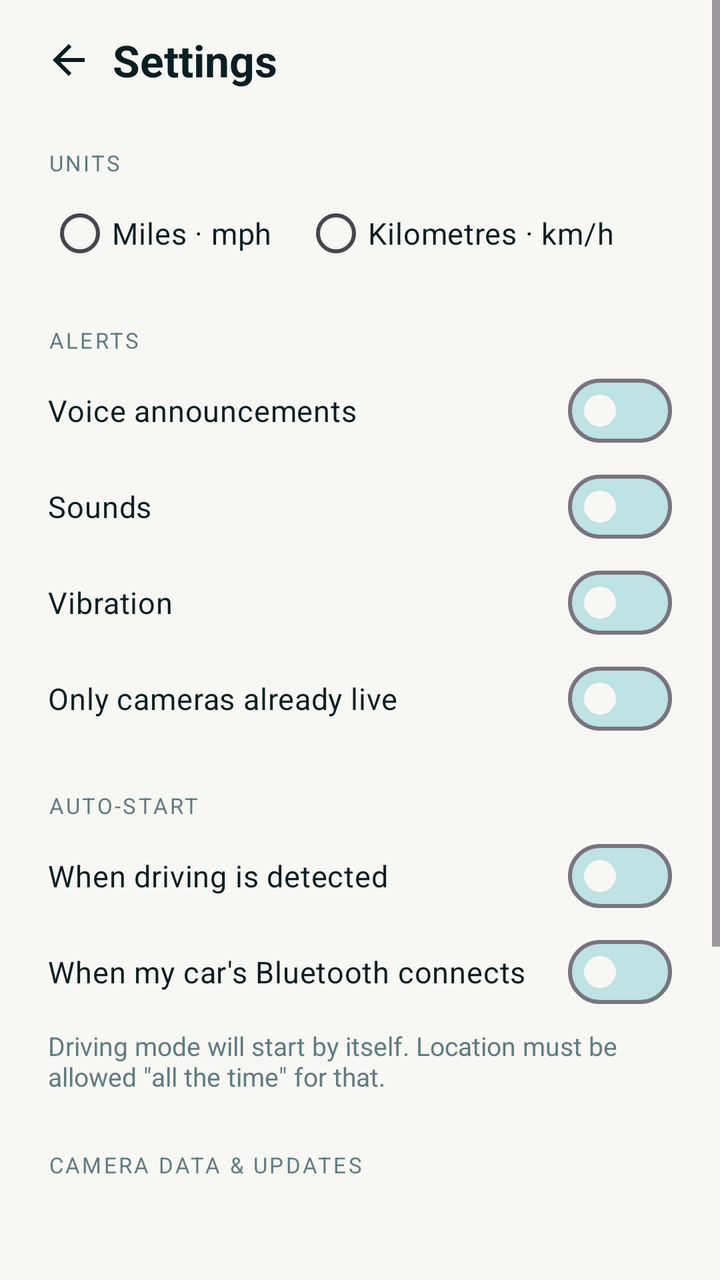
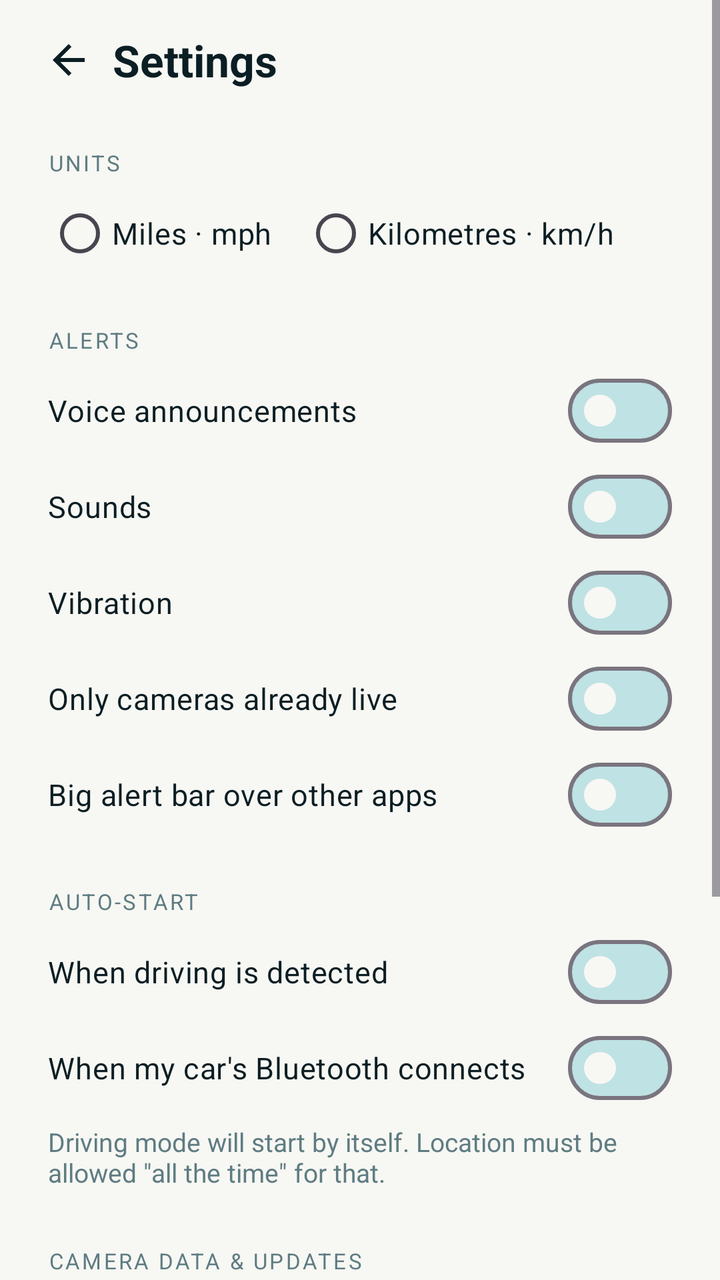

The first picture is an Android layout as it rendered before a commit; the second is the same layout after the commit. The layout source and the unified diff follow.
<!-- AndroidManifest.xml: application theme Theme.LARadars -->
<!-- res/layout/activity_settings.xml -->
<?xml version="1.0" encoding="utf-8"?>
<FrameLayout xmlns:android="http://schemas.android.com/apk/res/android"
    xmlns:app="http://schemas.android.com/apk/res-auto"
    android:layout_width="match_parent"
    android:layout_height="match_parent"
    android:background="@color/bg"
    android:fitsSystemWindows="true">

<ScrollView
    android:layout_width="match_parent"
    android:layout_height="match_parent">

<LinearLayout
    android:layout_width="match_parent"
    android:layout_height="wrap_content"
    android:orientation="vertical"
    android:paddingHorizontal="24dp"
    android:paddingTop="8dp"
    android:paddingBottom="32dp">

    <LinearLayout
        android:layout_width="match_parent"
        android:layout_height="wrap_content"
        android:orientation="horizontal"
        android:gravity="center_vertical">

        <ImageButton
            android:id="@+id/back"
            android:layout_width="44dp"
            android:layout_height="44dp"
            android:layout_marginStart="-12dp"
            android:background="?attr/selectableItemBackgroundBorderless"
            android:contentDescription="@string/back"
            android:src="@drawable/ic_back"
            app:tint="@color/text" />

        <TextView
            android:layout_width="wrap_content"
            android:layout_height="wrap_content"
            android:text="@string/settings"
            android:textColor="@color/text"
            android:textSize="22sp"
            android:textStyle="bold" />
    </LinearLayout>

    <TextView style="@style/SectionTitle" android:text="@string/section_units" />
    <RadioGroup
        android:id="@+id/unitsGroup"
        android:layout_width="match_parent"
        android:layout_height="wrap_content"
        android:orientation="horizontal">
        <RadioButton android:id="@+id/unitsUs" style="@style/SettingRadio" android:text="@string/units_us" />
        <RadioButton android:id="@+id/unitsMetric" style="@style/SettingRadio" android:text="@string/units_metric" />
    </RadioGroup>

    <TextView style="@style/SectionTitle" android:text="@string/section_alerts" />
    <com.google.android.material.materialswitch.MaterialSwitch android:id="@+id/voice" style="@style/SettingSwitch" android:text="@string/setting_voice" />
    <com.google.android.material.materialswitch.MaterialSwitch android:id="@+id/sound" style="@style/SettingSwitch" android:text="@string/setting_sound" />
    <com.google.android.material.materialswitch.MaterialSwitch android:id="@+id/vibration" style="@style/SettingSwitch" android:text="@string/setting_vibration" />
    <com.google.android.material.materialswitch.MaterialSwitch android:id="@+id/onlyLive" style="@style/SettingSwitch" android:text="@string/setting_only_live" />

    <TextView style="@style/SectionTitle" android:text="@string/section_auto_start" />
    <com.google.android.material.materialswitch.MaterialSwitch android:id="@+id/autoDriving" style="@style/SettingSwitch" android:text="@string/setting_auto_driving" />
    <com.google.android.material.materialswitch.MaterialSwitch android:id="@+id/autoBluetooth" style="@style/SettingSwitch" android:text="@string/setting_auto_bluetooth" />
    <Button
        android:id="@+id/chooseDevice"
        style="@style/Widget.Material3.Button.TonalButton"
        app:backgroundTint="@color/ring1"
        android:layout_width="wrap_content"
        android:layout_height="wrap_content"
        android:text="@string/choose_device"
        android:visibility="gone" />
    <TextView
        android:id="@+id/autoStartHint"
        style="@style/SettingHint"
        android:text="@string/auto_start_hint" />
    <Button
        android:id="@+id/backgroundLocation"
        style="@style/Widget.Material3.Button"
        android:layout_width="wrap_content"
        android:layout_height="wrap_content"
        android:text="@string/allow_background_location"
        app:backgroundTint="@color/live"
        android:visibility="gone" />

    <TextView style="@style/SectionTitle" android:text="@string/section_data" />
    <TextView android:id="@+id/dataVersion" style="@style/SettingHint" />
    <TextView android:id="@+id/lastCheck" style="@style/SettingHint" />
    <Button
        android:id="@+id/updateNow"
        style="@style/Widget.Material3.Button.TonalButton"
        app:backgroundTint="@color/ring1"
        android:layout_width="wrap_content"
        android:layout_height="wrap_content"
        android:text="@string/check_updates" />
    <Button
        android:id="@+id/clearReports"
        style="@style/Widget.Material3.Button.TextButton"
        android:layout_width="wrap_content"
        android:layout_height="wrap_content"
        android:text="@string/clear_reports"
        android:textColor="@color/warn"
        android:visibility="gone" />

    <TextView style="@style/SectionTitle" android:text="@string/section_trips" />
    <Button
        android:id="@+id/trips"
        style="@style/Widget.Material3.Button.TonalButton"
        app:backgroundTint="@color/ring1"
        android:layout_width="wrap_content"
        android:layout_height="wrap_content"
        android:text="@string/trips_all" />

    <TextView
        android:id="@+id/version"
        style="@style/SettingHint"
        android:layout_marginTop="24dp" />
</LinearLayout>
</ScrollView>
</FrameLayout>
<!-- resources referenced by this layout -->
<resources>
  <color name="bg">#F7F7F3</color>
  <color name="live">#1D8E98</color>
  <color name="ring1">#D4E9EA</color>
  <color name="text">#0B1E23</color>
  <color name="warn">#E4572E</color>
  <!-- drawable ic_back (drawable) -->
  <vector xmlns:android="http://schemas.android.com/apk/res/android"
      android:width="24dp"
      android:height="24dp"
      android:viewportWidth="24"
      android:viewportHeight="24">
      <path
          android:fillColor="#FF000000"
          android:pathData="M20,11H7.83l5.59,-5.59L12,4l-8,8 8,8 1.41,-1.41L7.83,13H20v-2z" />
  </vector>
  <string name="allow_background_location">Allow location all the time</string>
  <string name="auto_start_hint">Driving mode will start by itself. Location must be allowed \"all the time\" for that.</string>
  <string name="back">Back</string>
  <string name="check_updates">Check for updates</string>
  <string name="choose_device">Choose the car\'s Bluetooth…</string>
  <string name="clear_reports">Forget pinned spots</string>
  <string name="section_alerts">Alerts</string>
  <string name="section_auto_start">Auto-start</string>
  <string name="section_data">Camera data &amp; updates</string>
  <string name="section_trips">Trips</string>
  <string name="section_units">Units</string>
  <string name="setting_auto_bluetooth">When my car\'s Bluetooth connects</string>
  <string name="setting_auto_driving">When driving is detected</string>
  <string name="setting_only_live">Only cameras already live</string>
  <string name="setting_sound">Sounds</string>
  <string name="setting_vibration">Vibration</string>
  <string name="setting_voice">Voice announcements</string>
  <string name="settings">Settings</string>
  <string name="trips_all">Trip history</string>
  <string name="units_metric">Kilometres · km/h</string>
  <string name="units_us">Miles · mph</string>
  <style name="SectionTitle">
          <item name="android:layout_width">match_parent</item>
          <item name="android:layout_height">wrap_content</item>
          <item name="android:layout_marginTop">22dp</item>
          <item name="android:layout_marginBottom">4dp</item>
          <item name="android:textColor">@color/muted</item>
          <item name="android:textSize">11sp</item>
          <item name="android:textAllCaps">true</item>
          <item name="android:letterSpacing">0.1</item>
      </style>
  <style name="SettingHint">
          <item name="android:layout_width">match_parent</item>
          <item name="android:layout_height">wrap_content</item>
          <item name="android:layout_marginTop">4dp</item>
          <item name="android:layout_marginBottom">6dp</item>
          <item name="android:textColor">@color/muted</item>
          <item name="android:textSize">13sp</item>
      </style>
  <style name="SettingRadio">
          <item name="android:layout_width">wrap_content</item>
          <item name="android:layout_height">wrap_content</item>
          <item name="android:layout_marginEnd">16dp</item>
          <item name="android:textColor">@color/text</item>
          <item name="android:textSize">15sp</item>
          <item name="android:buttonTint">@color/live</item>
      </style>
  <style name="SettingSwitch">
          <item name="android:layout_width">match_parent</item>
          <item name="android:layout_height">wrap_content</item>
          <item name="android:paddingVertical">10dp</item>
          <item name="android:textColor">@color/text</item>
          <item name="android:textSize">15sp</item>
          <item name="thumbTint">@color/bg</item>
          <item name="trackTint">@color/switch_track</item>
      </style>
  <color name="muted">#5E7C82</color>
  <color name="accent">#26AEB9</color>
  <color name="text_on_dark">#F7F7F3</color>
  <!-- unchanged entries left out for length: 1 -->
</resources>

<!-- the commit's change to res/layout/activity_settings.xml (unified diff, before → after) -->
@@ -58,6 +58,15 @@
     <com.google.android.material.materialswitch.MaterialSwitch android:id="@+id/sound" style="@style/SettingSwitch" android:text="@string/setting_sound" />
     <com.google.android.material.materialswitch.MaterialSwitch android:id="@+id/vibration" style="@style/SettingSwitch" android:text="@string/setting_vibration" />
     <com.google.android.material.materialswitch.MaterialSwitch android:id="@+id/onlyLive" style="@style/SettingSwitch" android:text="@string/setting_only_live" />
+    <com.google.android.material.materialswitch.MaterialSwitch android:id="@+id/banner" style="@style/SettingSwitch" android:text="@string/setting_banner" />
+    <Button
+        android:id="@+id/bannerPermission"
+        style="@style/Widget.Material3.Button"
+        android:layout_width="wrap_content"
+        android:layout_height="wrap_content"
+        android:text="@string/banner_permission_button"
+        app:backgroundTint="@color/live"
+        android:visibility="gone" />
 
     <TextView style="@style/SectionTitle" android:text="@string/section_auto_start" />
     <com.google.android.material.materialswitch.MaterialSwitch android:id="@+id/autoDriving" style="@style/SettingSwitch" android:text="@string/setting_auto_driving" />
<!-- resource entries referenced after the edit -->
@@ -18,6 +18,7 @@
   <string name="allow_background_location">Allow location all the time</string>
   <string name="auto_start_hint">Driving mode will start by itself. Location must be allowed \"all the time\" for that.</string>
   <string name="back">Back</string>
+  <string name="banner_permission_button">Allow the bar over other apps</string>
   <string name="check_updates">Check for updates</string>
   <string name="choose_device">Choose the car\'s Bluetooth…</string>
   <string name="clear_reports">Forget pinned spots</string>
@@ -28,6 +29,7 @@
   <string name="section_units">Units</string>
   <string name="setting_auto_bluetooth">When my car\'s Bluetooth connects</string>
   <string name="setting_auto_driving">When driving is detected</string>
+  <string name="setting_banner">Big alert bar over other apps</string>
   <string name="setting_only_live">Only cameras already live</string>
   <string name="setting_sound">Sounds</string>
   <string name="setting_vibration">Vibration</string>
